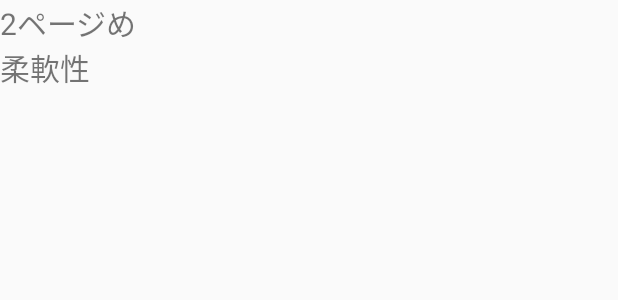
After one commit to taichi1101/KEIBA2, an Android app: the layout fragment_juunansei.xml on its own in the app's theme, with its tools: preview values and no code run, on a phone screen of 412 x 824 dp. The commit adds this screen. Shown: the top 300 px of the screen. Run offline under Robolectric (Android 15) with nearby library versions, the phone set to English and light mode, and no system bars.

Commit message:
動くようにはなってる

```diff
--- /dev/null
+++ b/app/src/main/res/layout/fragment_juunansei.xml
@@ -0,0 +1,22 @@
+<LinearLayout xmlns:android="http://schemas.android.com/apk/res/android"
+    xmlns:tools="http://schemas.android.com/tools"
+    android:layout_width="match_parent"
+    android:orientation="vertical"
+    android:layout_height="match_parent"
+    tools:context="com.example.android.sample.keiba.CalcFragment">
+
+
+
+    <TextView
+        android:layout_width="wrap_content"
+        android:layout_height="wrap_content"
+        android:text="2ページめ"
+        android:textSize="20sp" />
+
+    <TextView
+        android:layout_width="wrap_content"
+        android:layout_height="wrap_content"
+        android:text="柔軟性"
+        android:textSize="20sp" />
+
+</LinearLayout>
```
Also changed, not shown: app/src/main/java/com/example/android/sample/keiba/JuunanseiFragment.java (added, +22 -0 lines), app/src/main/java/com/example/android/sample/keiba/UserInfoViewPagerAdapter.java (+5 -4 lines).
